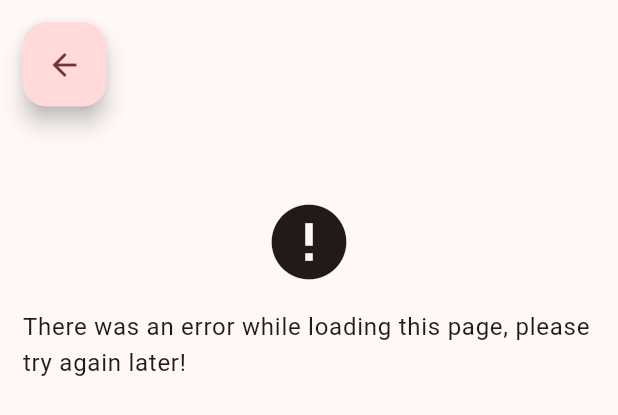
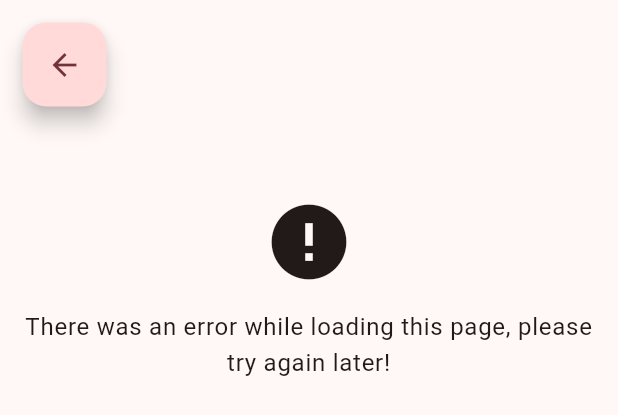
Before and after one commit to dy0gu/cubik, a Flutter app: the ErrorScreen widget shown alone on an empty page, opened directly, on a phone screen of 412 x 824 dp. Shown: the top 415 px of the screen. Run offline on Flutter 3.47's test engine with Material 3 defaults, Android fonts, the phone set to English and light mode, and no system bars; our stand-ins replace confetti, equatable, fl_chart, flutter_animate, flutter_bloc, go_router and 5 more; generated files the repository leaves out were written again.

Commit message:
fix: text center in catch screens

```diff
--- a/lib/screens/error_screen.dart
+++ b/lib/screens/error_screen.dart
@@ -31,7 +31,8 @@ class ErrorScreen extends StatelessWidget {
           const SizedBox(height: 60),
           Icon(Icons.error, size: 60, color: theme.colorScheme.onSurface),
           const SizedBox(height: 15),
-          Text(locale.pageError, style: theme.textTheme.bodyLarge),
+          Text(locale.pageError,
+              style: theme.textTheme.bodyLarge, textAlign: TextAlign.center),
         ],
       ),
     );
--- a/lib/screens/not_found_screen.dart
+++ b/lib/screens/not_found_screen.dart
@@ -32,7 +32,8 @@ class NotFoundScreen extends StatelessWidget {
           Icon(Icons.device_unknown,
               size: 60, color: theme.colorScheme.onSurface),
           const SizedBox(height: 15),
-          Text(locale.pageNotFound, style: theme.textTheme.bodyLarge),
+          Text(locale.pageNotFound,
+              style: theme.textTheme.bodyLarge, textAlign: TextAlign.center),
         ],
       ),
     );
```
